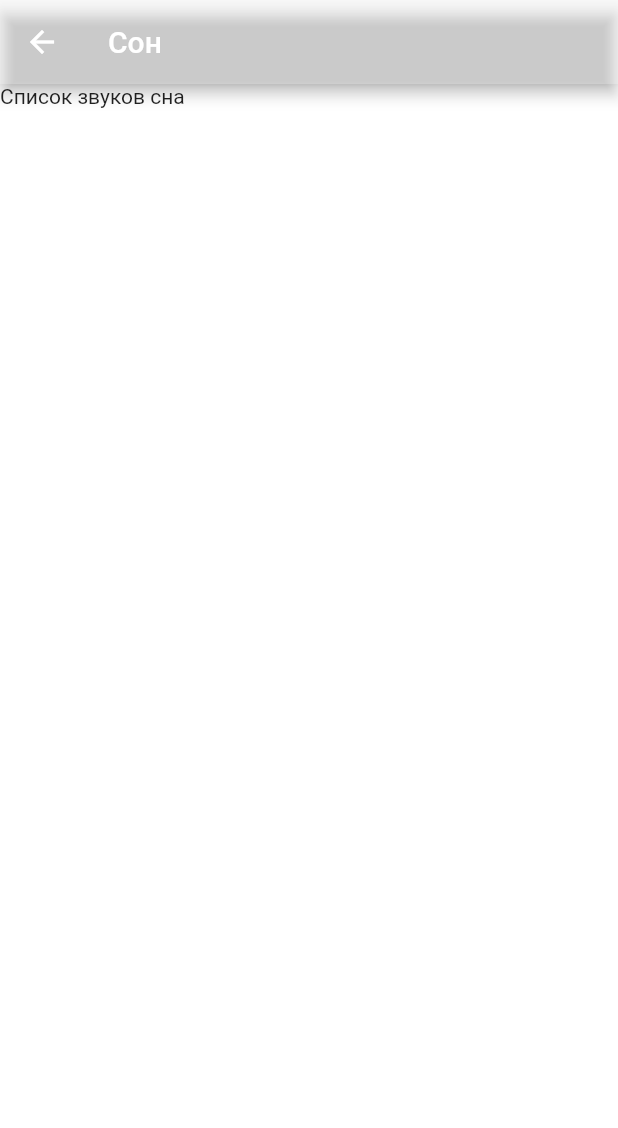
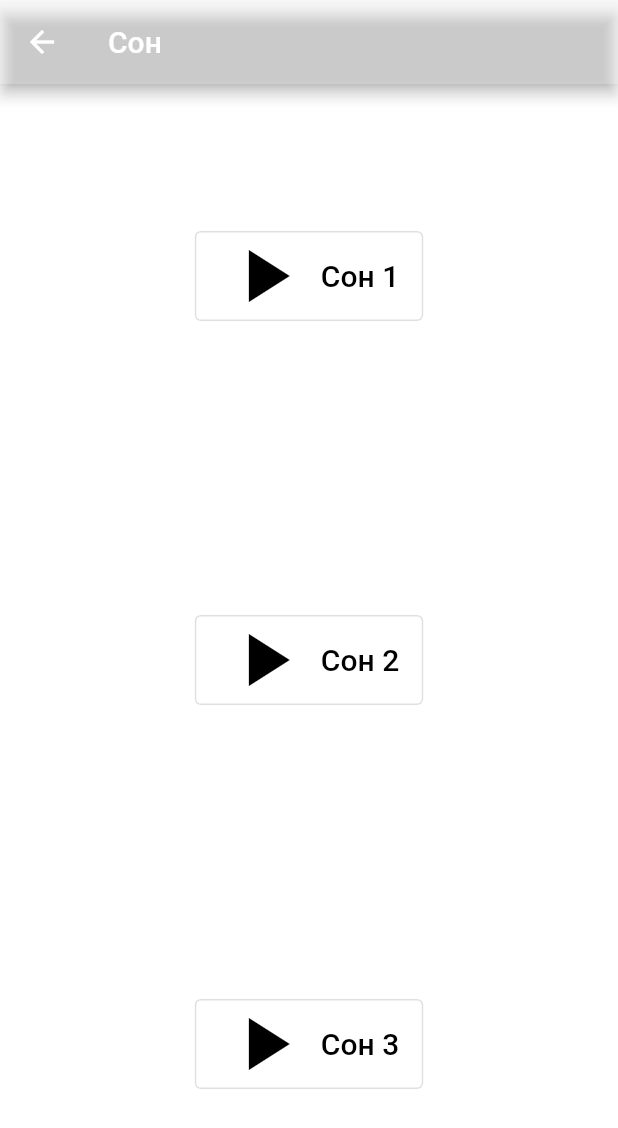
Before and after one commit to iteplenky/meditation, a Flutter app: the sonlist screen opened directly, on a phone screen of 412 x 824 dp. Shown: the top 1128 px of the screen. Run offline on Flutter 3.47's test engine with Material 2 defaults, Android fonts, the phone set to English and light mode, and no system bars; our stand-ins replace audioplayers; missing offline and left inert: dart:ffi.

Commit message:
Update son.dart

```diff
--- a/lib/son.dart
+++ b/lib/son.dart
@@ -1,3 +1,6 @@
+import 'dart:ffi';
+
+import 'package:audioplayers/audioplayers.dart';
 import 'package:flutter/material.dart';
 
 class sonlist extends StatelessWidget {
@@ -11,12 +14,78 @@ class sonlist extends StatelessWidget {
         title: Text('Сон'),
     backgroundColor: Colors.white24,
     ),
-    body:
-        Column(
-          children: [
-            Text('Список звуков сна'),
-          ],
-        ),
+    body:SafeArea(
+      child:
+      Column(
+        mainAxisAlignment: MainAxisAlignment.spaceAround,
+        children: [
+          Row(
+            mainAxisAlignment: MainAxisAlignment.center,
+            children: [
+              OutlinedButton.icon(label: Text('Сон 1',
+                style: TextStyle(
+                  fontSize: 20,
+                  color: Colors.black,
+                ),
+              ),
+                onPressed: () {
+                  final play=AudioCache();
+                  play.play('locomotive_steam_train_whistle.mp3');
+                },
+                style: ButtonStyle(
+                  backgroundColor: MaterialStateProperty.all(Colors.white38),
+                ),
+                icon: Icon(Icons.play_arrow, size: 60, color: Colors.black,),
+              )
+            ],
+          ),
+          Row(
+            mainAxisAlignment: MainAxisAlignment.center,
+            children: [
+              OutlinedButton.icon(label: Text('Сон 2',
+                style: TextStyle(
+                  fontSize: 20,
+                  color: Colors.black,
+                ),
+              ),
+                onPressed: () {
+                  final play=AudioCache();
+                  play.play('locomotive_steam_train_whistle.mp3');
+                },
+                style: ButtonStyle(
+                  backgroundColor: MaterialStateProperty.all(Colors.white38),
+                ),
+                icon: Icon(Icons.play_arrow, size: 60, color: Colors.black,),
+              )
+            ],
+          ),
+          Row(
+            mainAxisAlignment: MainAxisAlignment.center,
+            children: [
+              Column(
+                children: [
+                  OutlinedButton.icon(label: Text('Сон 3',
+                    style: TextStyle(
+                      fontSize: 20,
+                      color: Colors.black,
+                    ),
+                  ),
+                    onPressed: () {
+                      final play=AudioCache();
+                      play.play('locomotive_steam_train_whistle.mp3');
+                    },
+                    style: ButtonStyle(
+                      backgroundColor: MaterialStateProperty.all(Colors.white38),
+                    ),
+                    icon: Icon(Icons.play_arrow, size: 60, color: Colors.black,),
+                  )
+                ],
+              ),
+            ],
+          ),
+        ],
+      ),
+    ),
     );
   }
 }
```
